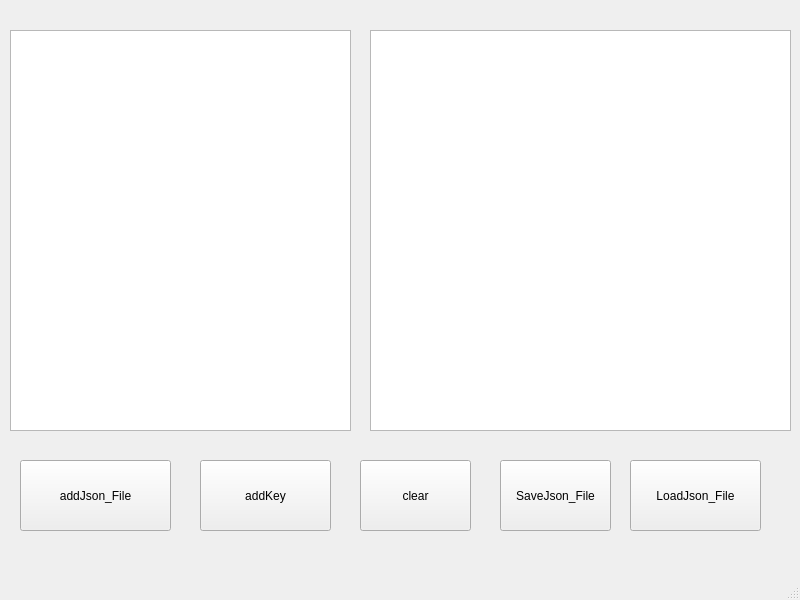
Above: Recorder_json/recorder_json.ui from VetalHardline/Recorder_json before the change. Below: the same form after it.
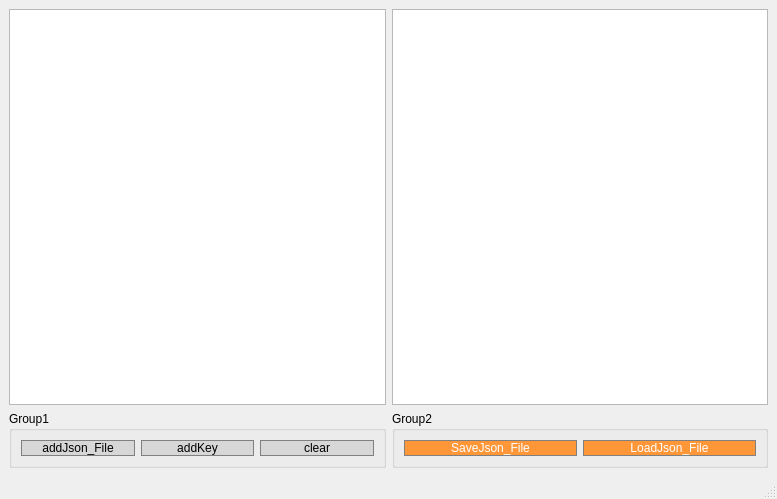
That is the form after the change.

Commit message: 🎨 updated the appearance of the program

Diff of the .ui file:
```diff
--- a/Recorder_json/recorder_json.ui
+++ b/Recorder_json/recorder_json.ui
@@ -6,99 +6,133 @@
    <rect>
     <x>0</x>
     <y>0</y>
-    <width>800</width>
-    <height>600</height>
+    <width>777</width>
+    <height>499</height>
    </rect>
   </property>
   <property name="windowTitle">
    <string>Recorder_json</string>
   </property>
   <widget class="QWidget" name="centralwidget">
-   <widget class="QTextEdit" name="userText">
-    <property name="geometry">
-     <rect>
-      <x>10</x>
-      <y>30</y>
-      <width>341</width>
-      <height>401</height>
-     </rect>
-    </property>
-   </widget>
-   <widget class="QTextEdit" name="jsonText">
-    <property name="geometry">
-     <rect>
-      <x>370</x>
-      <y>30</y>
-      <width>421</width>
-      <height>401</height>
-     </rect>
-    </property>
-   </widget>
+   <layout class="QGridLayout" name="gridLayout">
+    <item row="0" column="0" colspan="2">
+     <layout class="QHBoxLayout" name="horizontalLayout">
+      <item>
+       <widget class="QTextEdit" name="userText"/>
+      </item>
+      <item>
+       <widget class="QTextEdit" name="jsonText"/>
+      </item>
+     </layout>
+    </item>
+    <item row="1" column="0">
+     <widget class="QGroupBox" name="groupBox">
+      <property name="title">
+       <string>Group1</string>
+      </property>
+      <layout class="QHBoxLayout" name="horizontalLayout_2">
+       <item>
    <widget class="QPushButton" name="addJson_File">
-    <property name="geometry">
-     <rect>
-      <x>20</x>
-      <y>460</y>
-      <width>151</width>
-      <height>71</height>
-     </rect>
+         <property name="styleSheet">
+          <string notr="true">QPushButton {
+  background-color: rgb(215, 215, 215);
+  border: 1px solid gray;
+}
+QPushButton:pressed {
+    background-color: qlineargradient(x1: 0, y1: 0, x2: 0, y2: 1,
+                                      stop: 0 #BEBEBE, stop: 1 #D7D7D7);
+}</string>
     </property>
     <property name="text">
      <string>addJson_File</string>
     </property>
    </widget>
+       </item>
+       <item>
    <widget class="QPushButton" name="addJson_Key">
-    <property name="geometry">
-     <rect>
-      <x>200</x>
-      <y>460</y>
-      <width>131</width>
-      <height>71</height>
-     </rect>
+         <property name="styleSheet">
+          <string notr="true">QPushButton {
+  background-color: rgb(215, 215, 215);
+  border: 1px solid gray;
+}
+QPushButton:pressed {
+    background-color: qlineargradient(x1: 0, y1: 0, x2: 0, y2: 1,
+                                      stop: 0 #BEBEBE, stop: 1 #D7D7D7);
+}</string>
     </property>
     <property name="text">
      <string>addKey</string>
     </property>
    </widget>
+       </item>
+       <item>
    <widget class="QPushButton" name="clearJson_File">
-    <property name="geometry">
-     <rect>
-      <x>360</x>
-      <y>460</y>
-      <width>111</width>
-      <height>71</height>
-     </rect>
+         <property name="styleSheet">
+          <string notr="true">QPushButton {
+  background-color: rgb(215, 215, 215);
+  border: 1px solid gray;
+}
+QPushButton:pressed {
+    background-color: qlineargradient(x1: 0, y1: 0, x2: 0, y2: 1,
+                                      stop: 0 #BEBEBE, stop: 1 #D7D7D7);
+}</string>
     </property>
     <property name="text">
      <string>clear</string>
     </property>
    </widget>
+       </item>
+      </layout>
+     </widget>
+    </item>
+    <item row="1" column="1">
+     <widget class="QGroupBox" name="groupBox_2">
+      <property name="title">
+       <string>Group2</string>
+      </property>
+      <layout class="QHBoxLayout" name="horizontalLayout_3">
+       <item>
    <widget class="QPushButton" name="SaveJson_File">
-    <property name="geometry">
-     <rect>
-      <x>500</x>
-      <y>460</y>
-      <width>111</width>
-      <height>71</height>
-     </rect>
+         <property name="styleSheet">
+          <string notr="true">QPushButton {
+  background-color: rgb(255, 151, 57);
+  color: white; 
+  border: 1px solid gray;
+}
+
+QPushButton:pressed {
+    background-color: qlineargradient(x1: 0, y1: 0, x2: 0, y2: 1,
+                                      stop: 0 #FF7832, stop: 1 #FF9739);
+}</string>
     </property>
     <property name="text">
      <string>SaveJson_File</string>
     </property>
    </widget>
+       </item>
+       <item>
    <widget class="QPushButton" name="LoadJson_File">
-    <property name="geometry">
-     <rect>
-      <x>630</x>
-      <y>460</y>
-      <width>131</width>
-      <height>71</height>
-     </rect>
+         <property name="styleSheet">
+          <string notr="true">QPushButton {
+  background-color: rgb(255, 151, 57);
+  color: white; 
+  border: 1px solid gray;
+}
+
+QPushButton:pressed {
+    background-color: qlineargradient(x1: 0, y1: 0, x2: 0, y2: 1,
+                                      stop: 0 #FF7832, stop: 1 #FF9739);
+}</string>
     </property>
     <property name="text">
      <string>LoadJson_File</string>
     </property>
    </widget>
+       </item>
+      </layout>
+     </widget>
+    </item>
+   </layout>
   </widget>
   <widget class="QMenuBar" name="menubar">
    <property name="geometry">
```
Left out of the diff: 2 changed lines with no effect on the pictures. Lines whose indentation alone changed are shown as unchanged.
